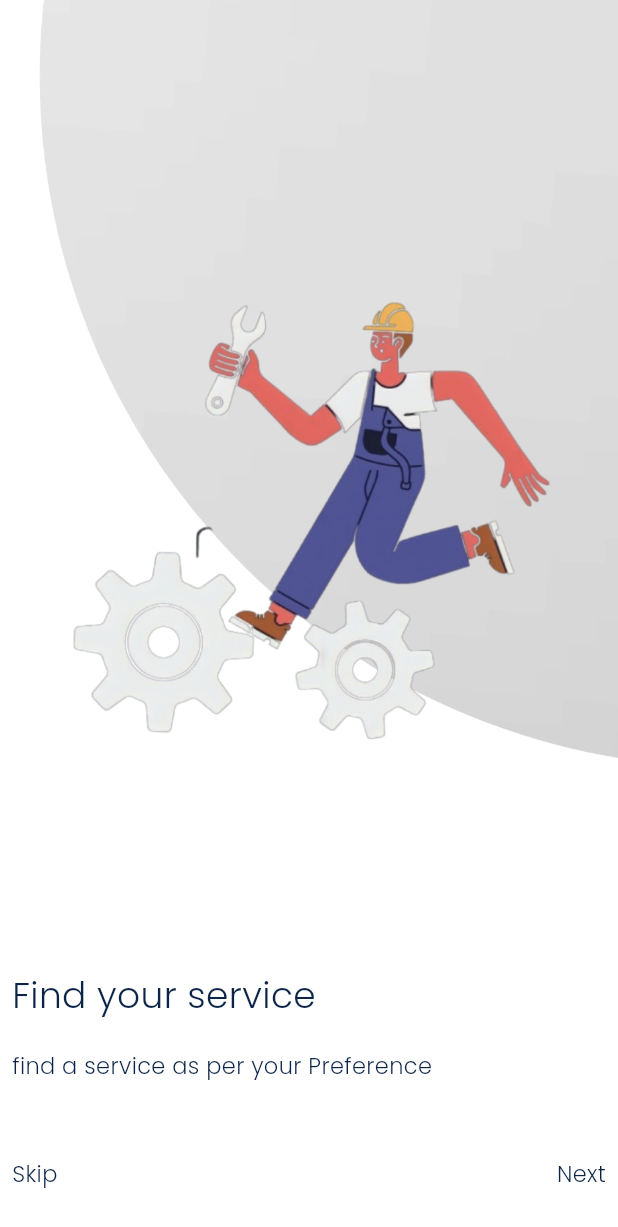
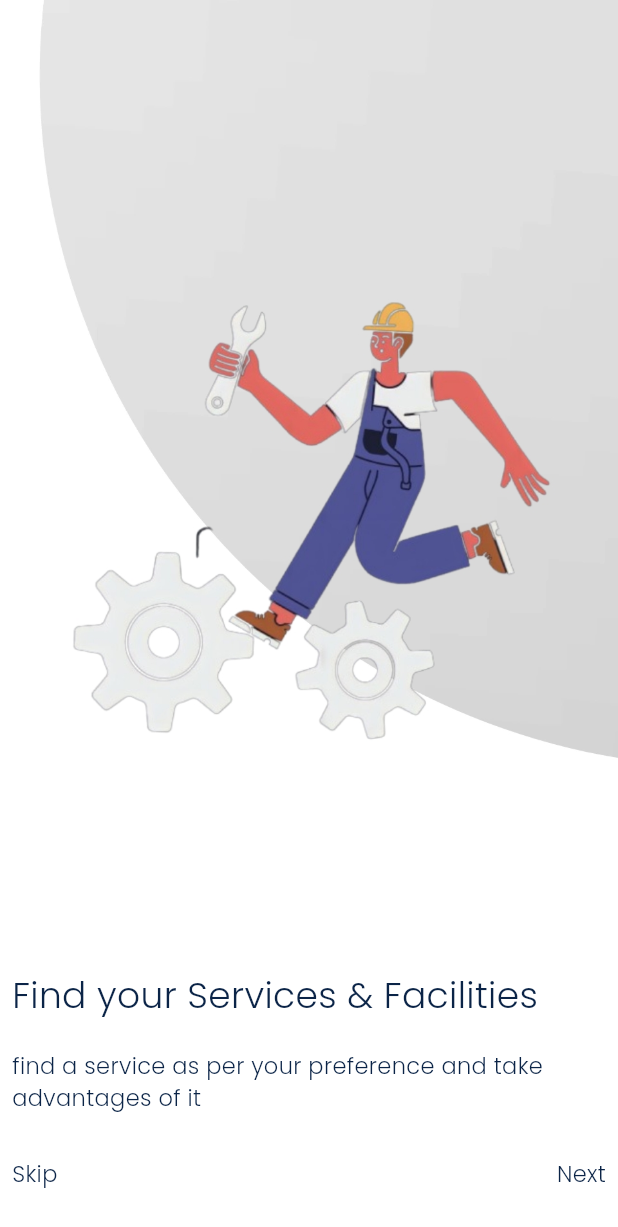
Before and after one commit to projectsem66/city_serve_user, a Flutter app: the TwoPage screen opened directly, on a phone screen of 412 x 824 dp. Shown: the top 1227 px of the screen. Run offline on Flutter 3.47's test engine with Material 3 defaults, Android fonts, the phone set to English and light mode, and no system bars; drawn by our look-alikes of flutter_bounce; our stand-ins replace carousel_slider, get, google_fonts.

Commit message:
first four complete

```diff
--- a/lib/src/first/four.dart
+++ b/lib/src/first/four.dart
@@ -52,7 +52,7 @@ class _FourPageState extends State<FourPage> {
                         height: dimension.height20,
                       ),
                       Text(
-                        "Choose the preferable option of payment and get best service",
+                        "Choose the preferable option of Payment and get Best Services",
                         style: GoogleFonts.poppins(
                             color: AppColors.Colorq,
                             fontSize: 15,
--- a/lib/src/first/three.dart
+++ b/lib/src/first/three.dart
@@ -43,7 +43,7 @@ class _ThreePageState extends State<ThreePage> {
                       //   color: AppColors.Colorq.withOpacity(0.6),
                       // ),
                       Text(
-                        "Book a service",
+                        "Book a Service & Facilities",
                         style: GoogleFonts.poppins(
                             color: AppColors.Colorq,
                             fontSize: 24,
@@ -53,7 +53,7 @@ class _ThreePageState extends State<ThreePage> {
                         height: dimension.height20,
                       ),
                       Text(
-                        "Book Service on Your Time\n",
+                        "Book Services on your time\nHurry up..!",
                         style: GoogleFonts.poppins(
                             color: AppColors.Colorq,
                             fontSize: 15,
--- a/lib/src/first/two.dart
+++ b/lib/src/first/two.dart
@@ -43,7 +43,7 @@ class _TwoPageState extends State<TwoPage> {
                       //   color: AppColors.Colorq.withOpacity(0.6),
                       // ),
                       Text(
-                        "Find your service",
+                        "Find your Services & Facilities",
                         style: GoogleFonts.poppins(
                           color: AppColors.Colorq,
                           fontSize: 24,
@@ -54,7 +54,7 @@ class _TwoPageState extends State<TwoPage> {
                         height: dimension.height20,
                       ),
                       Text(
-                        "find a service as per your Preference\n",
+                        "find a service as per your preference and take advantages of it",
                         style: GoogleFonts.poppins(
                             color: AppColors.Colorq,
                             fontSize: 15,
--- a/lib/src/login.dart
+++ b/lib/src/login.dart
@@ -7,7 +7,6 @@ import 'package:flutter_bounce/flutter_bounce.dart';
 import 'package:get/get.dart';
 import 'package:google_fonts/google_fonts.dart';
 
-import '../navigationBar.dart';
 
 class Login extends StatefulWidget {
   const Login({super.key});
```
